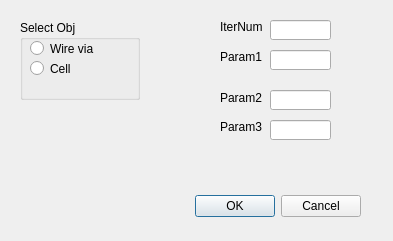
The window that ViaWireExtract/traindialog.ui (chenyufjfz/ChipPintu) describes before a commit, drawn with Qt 5.
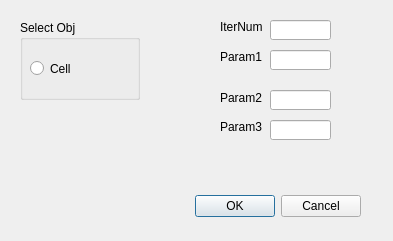
The same window after the commit.

The edit to the form file:
```diff
--- a/ViaWireExtract/traindialog.ui
+++ b/ViaWireExtract/traindialog.ui
@@ -87,19 +87,6 @@
    <property name="title">
     <string>Select Obj</string>
    </property>
-   <widget class="QRadioButton" name="via_wire">
-    <property name="geometry">
-     <rect>
-      <x>10</x>
-      <y>20</y>
-      <width>82</width>
-      <height>17</height>
-     </rect>
-    </property>
-    <property name="text">
-     <string>Wire via</string>
-    </property>
-   </widget>
    <widget class="QRadioButton" name="cell">
     <property name="geometry">
      <rect>
```
